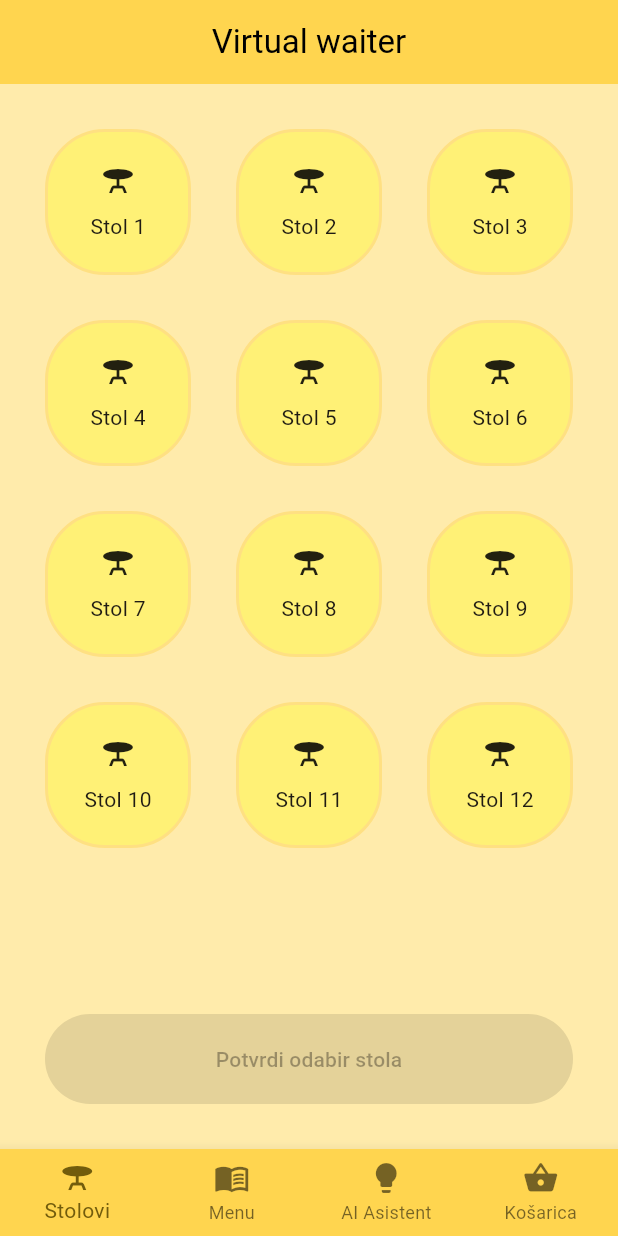
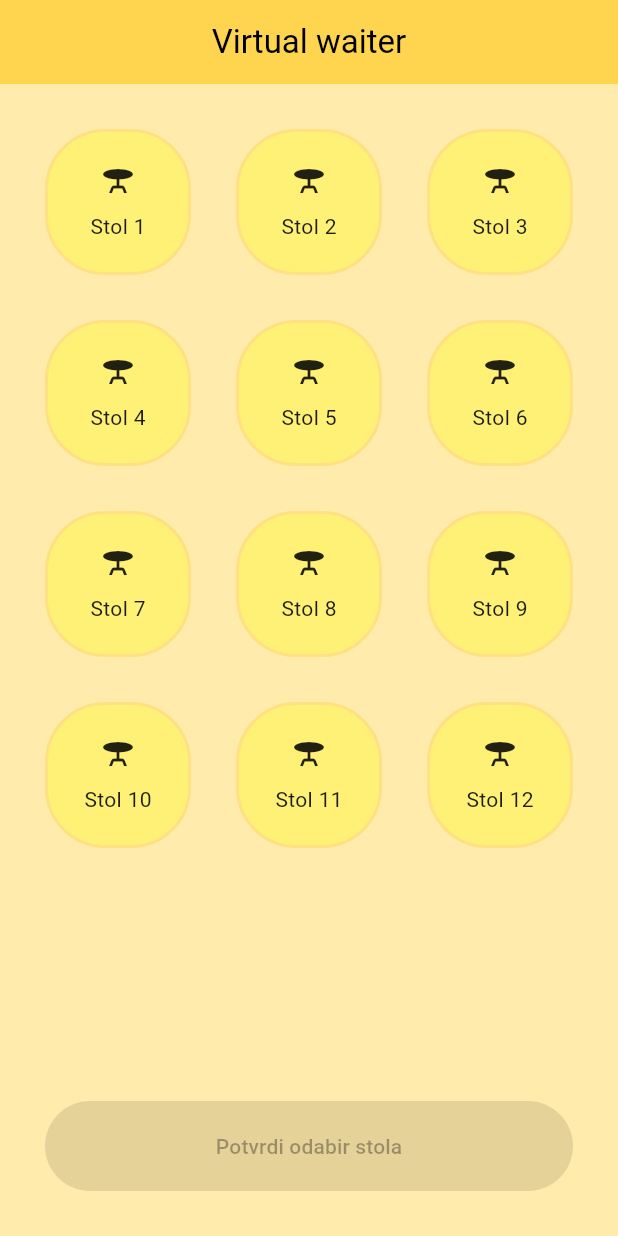
Before and after one commit to LeonardoBuncec/zavrsnirad, a Flutter app: the screen it shows after launch, on a phone screen of 412 x 824 dp. Run offline on Flutter 3.47's test engine with Material 3 defaults, Android fonts, the phone set to English and light mode, and no system bars.

Commit message:
Refactor navigation with MainShell and split features

```diff
--- a/lib/feature/home/home_screen.dart
+++ b/lib/feature/home/home_screen.dart
@@ -4,32 +4,23 @@ import 'package:zavrsni1/core/constants/app_strings.dart';
 import '../../widgets/table_card.dart';
 import 'home_controller.dart';
 
-class MyHomePage extends StatefulWidget {
-  final String title;
+class MyHomePage extends StatelessWidget {
   final int? selectedTable;
   final Function(int) onTableSelected;
   final VoidCallback onConfirm;
 
   const MyHomePage({
     super.key,
-    required this.title,
     required this.selectedTable,
     required this.onTableSelected,
     required this.onConfirm,
   });
 
   @override
-  State<MyHomePage> createState() => _MyHomePageState();
-}
-
-class _MyHomePageState extends State<MyHomePage> {
+  Widget build(BuildContext context) {
     final controller = HomeController();
 
-  @override
-  Widget build(BuildContext context) {
-    return Scaffold(
-      appBar: AppBar(title: const Text(AppStrings.title)),
-      body: Column(
+    return Column(
       children: [
         Expanded(
           child: GridView.builder(
@@ -43,28 +34,24 @@ class _MyHomePageState extends State<MyHomePage> {
             itemBuilder: (context, index) {
               return TableCard(
                 index: index,
-                  isSelected: widget.selectedTable == index,
-                  onTap: () => widget.onTableSelected(index),
+                isSelected: selectedTable == index,
+                onTap: () => onTableSelected(index),
               );
             },
           ),
         ),
-
         Padding(
           padding: const EdgeInsets.all(AppDimensions.spacing),
           child: SizedBox(
             width: double.infinity,
             height: AppDimensions.buttonHeight,
             child: ElevatedButton(
-                onPressed: widget.selectedTable == null
-                    ? null
-                    : widget.onConfirm,
+              onPressed: selectedTable == null ? null : onConfirm,
               child: const Text(AppStrings.confirmTable),
             ),
           ),
         ),
       ],
-      ),
     );
   }
 }
--- a/lib/feature/navigation/app_shell.dart
+++ b/lib/feature/navigation/app_shell.dart
@@ -1,8 +1,9 @@
 import 'package:flutter/material.dart';
 import 'package:zavrsni1/core/constants/app_colors.dart';
 import 'package:zavrsni1/core/constants/app_strings.dart';
-
 import '../home/home_screen.dart';
+import '../menu/menu_screen.dart';
+import '../assistant/assistant_screen.dart';
 
 class AppShell extends StatefulWidget {
   const AppShell({super.key});
@@ -12,61 +13,82 @@ class AppShell extends StatefulWidget {
 }
 
 class _AppShellState extends State<AppShell> {
-  int _index = 0;
+  // Dvije faze: 0 = odabir stola, 1 = glavna ljuska (menu/ai/košarica)
+  bool _tableConfirmed = false;
   int? _selectedTable;
-
-  void _setIndex(int value) {
-    setState(() {
-      _index = value;
-    });
-  }
+  int _shellIndex = 0; // 0 = Menu, 1 = AI Asistent
 
   void _setSelectedTable(int index) {
-    setState(() {
-      _selectedTable = index;
-    });
+    setState(() => _selectedTable = index);
   }
 
   void _confirmTable() {
     setState(() {
-      _index = 1; // MENU tab
+      _tableConfirmed = true;
+      _shellIndex = 0;
     });
+  }
+
+  void _backToTableSelection() {
+    setState(() {
+      _tableConfirmed = false;
+      _selectedTable = null;
+    });
+  }
+
+  void _goToCart() {
+    // TODO: navigacija na košaricu
   }
 
   @override
   Widget build(BuildContext context) {
-    final pages = [
-      MyHomePage(
-        title: AppStrings.tablePage,
-        selectedTable: _selectedTable,
-        onTableSelected: _setSelectedTable,
-        onConfirm: _confirmTable,
-      ),
-      const Center(child: Text(AppStrings.menuPage)),
-      const Center(child: Text(AppStrings.aiAssistantPage)),
-      const Center(child: Text(AppStrings.cartPage)),
-    ];
+    if (!_tableConfirmed) {
+      return Scaffold(
+        appBar: AppBar(title: const Text(AppStrings.title)),
+        body: MyHomePage(
+          selectedTable: _selectedTable,
+          onTableSelected: _setSelectedTable,
+          onConfirm: _confirmTable,
+        ),
+      );
+    }
+
+    final shellPages = [const MenuScreen(), const AssistantScreen()];
 
     return Scaffold(
-      body: pages[_index],
+      appBar: AppBar(
+        title: Text('Stol ${(_selectedTable ?? 0) + 1}'),
+        leading: IconButton(
+          icon: const Icon(Icons.arrow_back),
+          onPressed: _backToTableSelection,
+        ),
+        actions: [
+          Padding(
+            padding: const EdgeInsets.only(right: 8),
+            child: FilledButton.icon(
+              onPressed: _goToCart,
+              icon: const Icon(Icons.shopping_cart),
+              label: const Text(AppStrings.cartPage),
+            ),
+          ),
+        ],
+      ),
+      body: shellPages[_shellIndex],
       bottomNavigationBar: BottomNavigationBar(
         type: BottomNavigationBarType.fixed,
-        currentIndex: _index,
-        onTap: _setIndex,
+        currentIndex: _shellIndex,
+        onTap: (i) => setState(() => _shellIndex = i),
         backgroundColor: AppColors.primary,
+        selectedItemColor: Colors.black,
+        unselectedItemColor: Colors.black54,
         items: const [
           BottomNavigationBarItem(
-            icon: Icon(Icons.table_bar),
-            label: 'Stolovi',
+            icon: Icon(Icons.menu_book),
+            label: AppStrings.menuPage,
           ),
-          BottomNavigationBarItem(icon: Icon(Icons.menu_book), label: 'Menu'),
           BottomNavigationBarItem(
             icon: Icon(Icons.lightbulb),
-            label: 'AI Asistent',
-          ),
-          BottomNavigationBarItem(
-            icon: Icon(Icons.shopping_basket),
-            label: 'Košarica',
+            label: AppStrings.aiAssistantPage,
           ),
         ],
       ),
```
Also changed, not shown: lib/feature/assistant/assistant_screen.dart (added, +10 -0 lines), lib/feature/menu/menu_screen.dart (added, +10 -0 lines), lib/feature/navigation/main_shell.dart (added, +42 -0 lines). Lines whose indentation alone changed are shown as unchanged.
